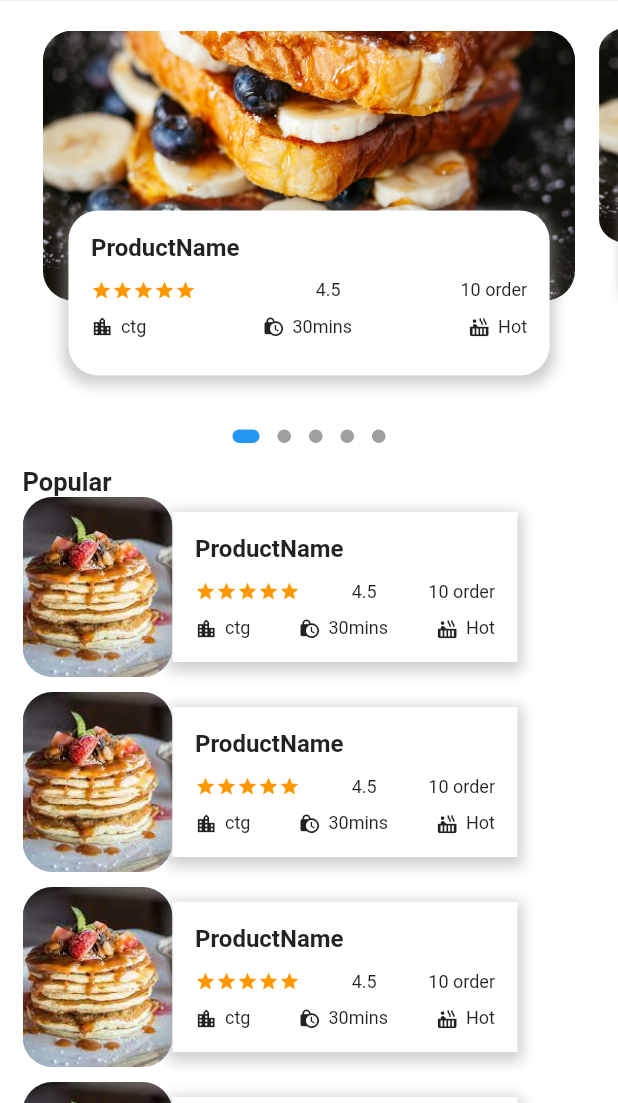
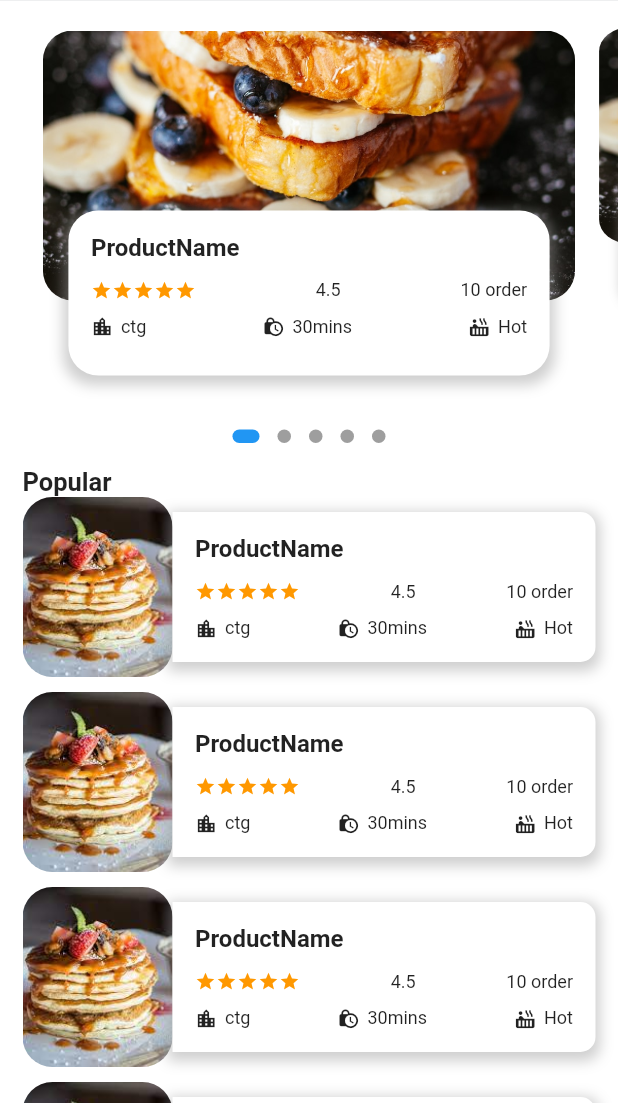
Before and after one commit to jahidul96/Flutter_FoodApp, a Flutter app: the HomePageWidget screen opened directly, on a phone screen of 412 x 824 dp, the part 133-1236 px from its top. Run offline on Flutter 3.47's test engine with Material 2 defaults, Android fonts, the phone set to English and light mode, and no system bars; drawn by our look-alikes of dots_indicator; our stand-ins replace get.

```diff
--- a/lib/components/_popularRest.dart
+++ b/lib/components/_popularRest.dart
@@ -1,3 +1,5 @@
+// ignore_for_file: prefer_const_constructors
+
 import 'package:flutter/cupertino.dart';
 import 'package:flutter/material.dart';
 import 'package:flutter/src/widgets/container.dart';
@@ -11,14 +13,13 @@ class PopularRestWidget extends StatelessWidget {
 
   @override
   Widget build(BuildContext context) {
-    return Container(
-      height: 1500,
-      child: ListView.builder(
-          physics: NeverScrollableScrollPhysics(),
-          itemCount: 10,
+    return ListView.builder(
+        physics: const NeverScrollableScrollPhysics(),
+        shrinkWrap: true,
+        itemCount: 14,
         itemBuilder: ((context, index) {
           return Container(
-              margin: EdgeInsets.only(left: 15, right: 15, bottom: 10),
+            margin: const EdgeInsets.only(left: 15, right: 15, bottom: 10),
             child: Row(
               children: [
                 Container(
@@ -27,19 +28,23 @@ class PopularRestWidget extends StatelessWidget {
                   decoration: BoxDecoration(
                       borderRadius: BorderRadius.circular(20),
                       color: Colors.white,
-                        image: DecorationImage(
+                      image: const DecorationImage(
                           image: AssetImage("assets/image/food2.jpg"),
                           fit: BoxFit.cover)),
                 ),
 
                 // left content
-                  Container(
+                Expanded(
+                  child: Container(
                     height: 100,
-                    width: 230,
-                    // padding: EdgeInsets.all(10),
                     alignment: Alignment.topLeft,
+
                     decoration: BoxDecoration(
                       color: Colors.white,
+                      borderRadius: BorderRadius.only(
+                        topRight: Radius.circular(10),
+                        bottomRight: Radius.circular(10),
+                      ),
                       boxShadow: [
                         BoxShadow(
                           color: Colors.grey.withOpacity(0.5),
@@ -50,16 +55,13 @@ class PopularRestWidget extends StatelessWidget {
                         ),
                       ],
                     ),
+                    // ignore: prefer_const_literals_to_create_immutables
                     child: Column(children: [SliderCardContentWidget()]),
+                  ),
                 ),
               ],
             ),
           );
-          })),
-    );
-  }
-
-  Widget buildCard(int index) {
-    return Container();
+        }));
   }
 }
--- a/lib/main.dart
+++ b/lib/main.dart
@@ -1,18 +1,23 @@
 import 'package:flutter/material.dart';
+import 'package:flutter_test_app/screens/details.dart';
 import 'package:flutter_test_app/screens/home.dart';
 
 void main() {
-  return runApp(MyApp());
+  return runApp(const MyApp());
 }
 
 class MyApp extends StatelessWidget {
-  MyApp({super.key});
+  const MyApp({super.key});
 
   @override
   Widget build(BuildContext context) {
-    return MaterialApp(
+    return const MaterialApp(
       debugShowCheckedModeBanner: false,
-      home: HomePageWidget(),
+      home: FoodDetails(),
     );
   }
 }
+
+
+ //pages
+//  HomePageWidget()
```
Also changed, not shown: lib/components/iconWidget.dart (added, +43 -0 lines), lib/components/topBackIcon.dart (added, +46 -0 lines), lib/screens/details.dart (added, +56 -0 lines). Lines whose indentation alone changed are shown as unchanged.
